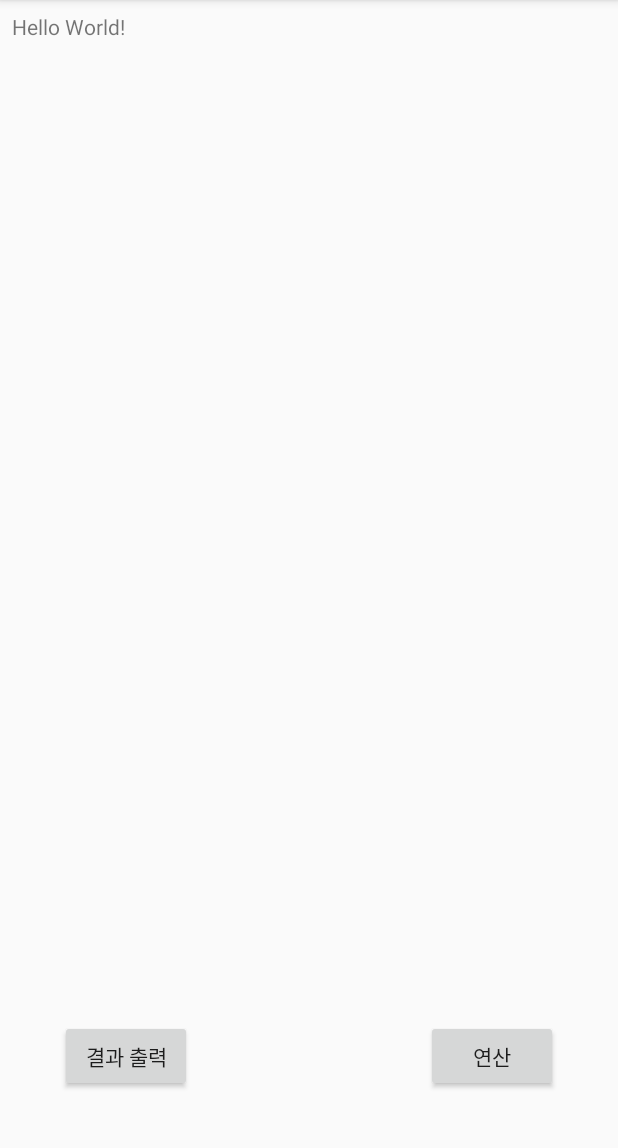
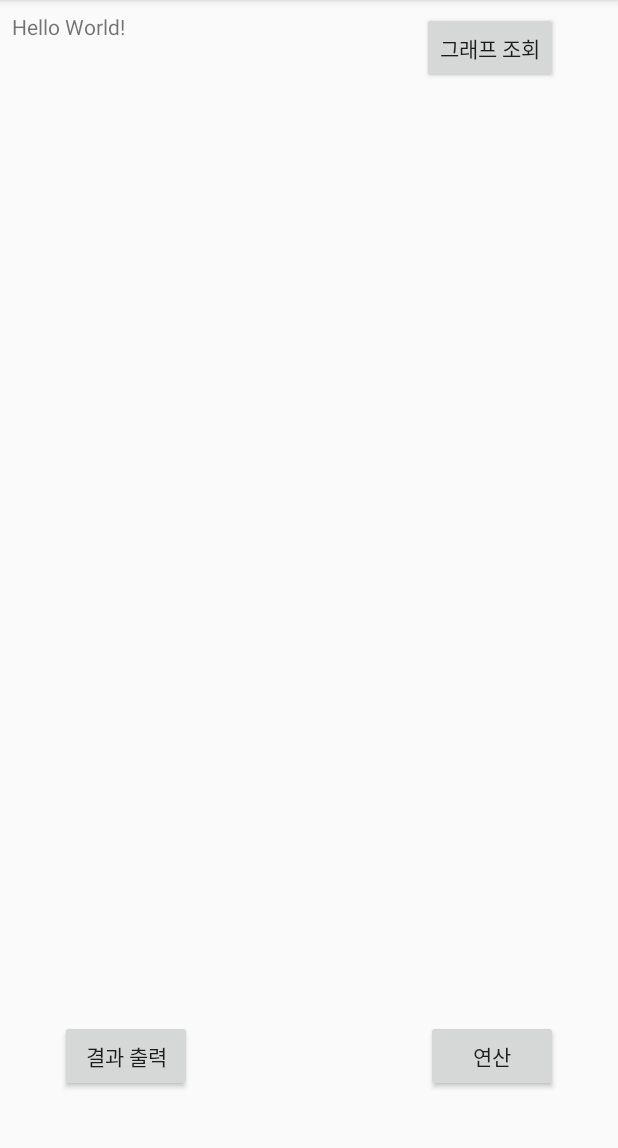
Before and after one commit to minlee077/ChulBalHaMa, an Android app: the screen it shows after launch (MainActivity), after a tap on "연산", on a phone screen of 412 x 824 dp, the part 84-1232 px from its top. Run offline under Robolectric (Android 15) with nearby library versions, the phone set to English and light mode, and no system bars; our stand-ins replace ButterKnife; libraries missing offline, so code that uses them is left out: org.apache.commons; 9 statements that could not run were skipped.

Commit message:
Graph prototype

```diff
--- a/Regression/app/src/main/AndroidManifest.xml
+++ b/Regression/app/src/main/AndroidManifest.xml
@@ -9,6 +9,7 @@
         android:roundIcon="@mipmap/ic_launcher_round"
         android:supportsRtl="true"
         android:theme="@style/AppTheme">
+        <activity android:name=".PlotLineChart"></activity>
         <activity android:name=".MainActivity">
             <intent-filter>
                 <action android:name="android.intent.action.MAIN" />
--- a/Regression/app/src/main/java/com/example/regression/MainActivity.java
+++ b/Regression/app/src/main/java/com/example/regression/MainActivity.java
@@ -2,6 +2,7 @@ package com.example.regression;
 
 import androidx.appcompat.app.AppCompatActivity;
 
+import android.content.Intent;
 import android.os.Bundle;
 import android.util.Log;
 import android.view.View;
@@ -21,7 +22,12 @@ public class MainActivity extends AppCompatActivity {
     Button CalcBtn;
     @Bind(R.id.view_Result)
     Button PrintBtn;
+    @Bind(R.id.view_Chart)
+    Button ChartBtn;
+
+
     NonLinearRegression nonLinearRegression;
+
     @Override
     protected void onCreate(Bundle savedInstanceState) {
         super.onCreate(savedInstanceState);
@@ -29,44 +35,51 @@ public class MainActivity extends AppCompatActivity {
         nonLinearRegression = new NonLinearRegression();
     }
 
-    public void viewResultHandler(View view)
-    {
-        double score =nonLinearRegression.estimate(100);
+    public void viewChartHandler(View view) {
+        Intent intent = new Intent(this,PlotLineChart.class);
+        startActivity(intent);
+    }
+
+    public void viewResultHandler(View view) {
+        double score = nonLinearRegression.estimate(100);
 
         int date = nonLinearRegression.formationDateEstimiate();
-        Log.e("resultBtn","resultClicked");
+        Log.e("resultBtn", "resultClicked");
         Toast.makeText(this, "100일차 예측 점수 :" + score +
-                "\n 예측되는 완성일 :" + date,Toast.LENGTH_LONG).show();
+                "\n 예측되는 완성일 :" + date, Toast.LENGTH_LONG).show();
     }
-    public void viewCalculateHandler(View view)
-    {
-        Log.e("calcBtn","calcClicked");
+
+    //viewChartHandler
+
+    public void viewCalculateHandler(View view) {
+        Log.e("calcBtn", "calcClicked");
 
 
         ArrayList<Integer> days = new ArrayList<Integer>();
         ArrayList<Double> scores = new ArrayList<Double>();
 
-        for( int i = 1; i<=67 ; i++)
+        for (int i = 1; i <= 67; i++)
             days.add(i);
-        scores.add(1.0);scores.add(10.0);scores.add(10.0);scores.add(19.0);scores.add(20.0);scores.add(24.0);
-        scores.add(23.0);scores.add(25.0);scores.add(26.0);scores.add(24.0);
-        scores.add(20.0);scores.add(23.0);scores.add(25.0);scores.add(26.0);
-        scores.add(24.0);scores.add(23.0);scores.add(25.0);scores.add(27.0);
-        scores.add(26.0);scores.add(29.0);scores.add(30.0);scores.add(31.0);
-        scores.add(32.0);scores.add(30.0);scores.add(33.0);scores.add(31.0);
-        scores.add(34.0);scores.add(35.0);scores.add(36.0);scores.add(39.0);
-        scores.add(39.0);scores.add(39.0);scores.add(40.0);scores.add(41.0);
-        scores.add(41.0);scores.add(42.0);scores.add(43.0);scores.add(40.0);
-        scores.add(40.0);scores.add(39.0);scores.add(40.0);scores.add(41.0);
+        scores.add(1.0);scores.add(10.0);scores.add(10.0);scores.add(19.0);
+        scores.add(20.0);scores.add(24.0);scores.add(23.0);scores.add(25.0);
+        scores.add(26.0);scores.add(24.0);scores.add(20.0);scores.add(23.0);
+        scores.add(25.0);scores.add(26.0);scores.add(24.0);scores.add(23.0);
+        scores.add(25.0);scores.add(27.0);scores.add(26.0);scores.add(29.0);
+        scores.add(30.0);scores.add(31.0);scores.add(32.0);scores.add(30.0);
+        scores.add(33.0);scores.add(31.0);scores.add(34.0);scores.add(35.0);
+        scores.add(36.0);scores.add(39.0);scores.add(39.0);scores.add(39.0);
+        scores.add(40.0);scores.add(41.0);scores.add(41.0);scores.add(42.0);
+        scores.add(43.0);scores.add(40.0);scores.add(40.0);scores.add(39.0);
+        scores.add(40.0);scores.add(41.0);scores.add(41.0);scores.add(41.0);
+        scores.add(42.0);scores.add(43.0);scores.add(40.0);scores.add(40.0);
+        scores.add(39.0);scores.add(39.0);scores.add(39.0);scores.add(40.0);
         scores.add(41.0);scores.add(41.0);scores.add(42.0);scores.add(43.0);
-        scores.add(40.0);scores.add(40.0);scores.add(39.0);scores.add(39.0);
-        scores.add(39.0);scores.add(40.0);scores.add(41.0);scores.add(41.0);
-        scores.add(42.0);scores.add(43.0);scores.add(40.0);scores.add(40.0);
-        scores.add(42.0);scores.add(43.0);scores.add(40.0);scores.add(40.0);
-        scores.add(41.0);scores.add(41.0);scores.add(42.0);scores.add(43.0);
-        scores.add(40.0);
+        scores.add(40.0);scores.add(40.0);scores.add(42.0);scores.add(43.0);
+        scores.add(40.0);scores.add(40.0);scores.add(41.0);scores.add(41.0);
+        scores.add(42.0);scores.add(43.0);scores.add(40.0);
+        nonLinearRegression.optimize(days, scores);
+        Toast.makeText(this, "Calc btn Test" + scores.size() + days.size(), Toast.LENGTH_LONG).show();
+    }
 
-        nonLinearRegression.optimize(days,scores);
-        Toast.makeText(this, "Calc btn Test"+scores.size() + days.size(),Toast.LENGTH_LONG).show();
-    }
+
 }
--- a/Regression/app/src/main/res/layout/activity_main.xml
+++ b/Regression/app/src/main/res/layout/activity_main.xml
@@ -35,5 +35,16 @@
         android:layout_marginBottom="32dp"
         android:onClick="viewCalculateHandler"
         android:text="연산" />
+    <Button
+        android:id="@+id/view_Chart"
+        android:layout_width="wrap_content"
+        android:layout_height="wrap_content"
+        android:layout_alignParentTop="true"
+        android:layout_alignParentRight="true"
+        android:layout_marginRight="32dp"
+        android:layout_marginBottom="32dp"
+        android:onClick="viewChartHandler"
+        android:text="그래프 조회" />
+
 
 </RelativeLayout>
```
Also changed, not shown: Regression/app/src/main/java/com/example/regression/PlotLineChart.java (added, +97 -0 lines), Regression/app/src/main/res/layout/activity_line_chart.xml (added, +16 -0 lines).
